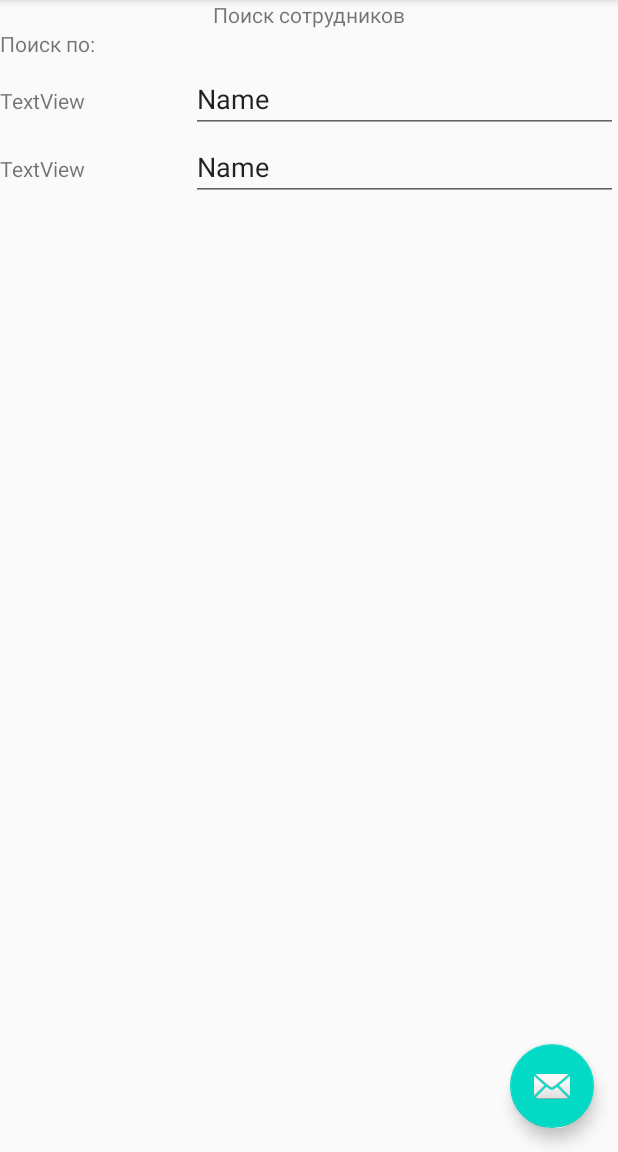
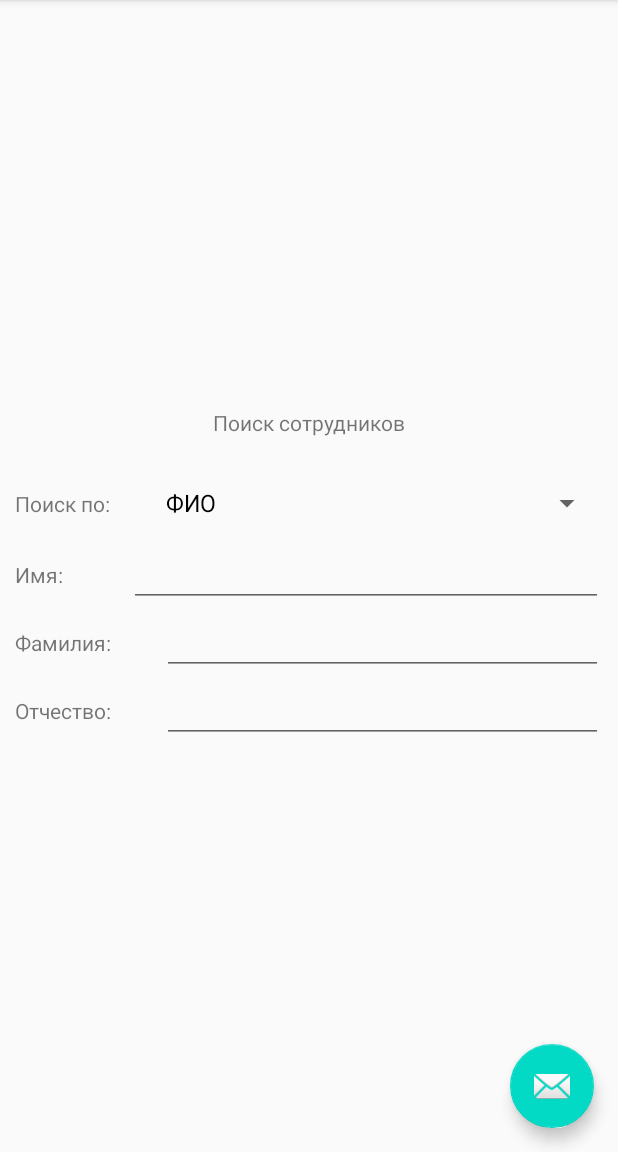
Before and after one commit to Noooobas/Simple-BD-App, an Android app: the SearchFragment screen opened through its navigation route, on a phone screen of 412 x 824 dp, the part 84-1236 px from its top. Run offline under Robolectric (Android 15) with nearby library versions, the phone set to English and light mode, and no system bars.

Commit message:
- Spinners designed and added to "search" and "add"

```diff
--- a/app/src/main/java/com/noooobas/simpledbapp/AddEmployeeFragment.java
+++ b/app/src/main/java/com/noooobas/simpledbapp/AddEmployeeFragment.java
@@ -7,6 +7,8 @@ import androidx.fragment.app.Fragment;
 import android.view.LayoutInflater;
 import android.view.View;
 import android.view.ViewGroup;
+import android.widget.Space;
+import android.widget.Spinner;
 import android.widget.TextView;
 
 
@@ -23,6 +25,7 @@ public class AddEmployeeFragment extends Fragment {
     private static final String ARG_PARAM2 = "param2";
 
     TextView tvDate;
+    Spinner add_employee_spinner;
 
 
 
@@ -71,6 +74,8 @@ public class AddEmployeeFragment extends Fragment {
         // Inflate the layout for this fragment
         View v = inflater.inflate(R.layout.fragment_add_employee, container, false);
         tvDate = v.findViewById(R.id.tvHireDate);
+        add_employee_spinner = v.findViewById(R.id.add_employee_spinner);
+        MainActivity.setSpinnerAdapter(add_employee_spinner);
 
         return v;
     }
--- a/app/src/main/java/com/noooobas/simpledbapp/Employee.java
+++ b/app/src/main/java/com/noooobas/simpledbapp/Employee.java
@@ -13,11 +13,13 @@ public class Employee {
     @PrimaryKey(autoGenerate = true)
     public long id;
 
-    public String first_name;
+    public String firstName;
 
-    public String second_name;
+    public String secondName;
 
-    public boolean is_active;
+    public String fatherName;
+
+    public boolean isActive;
 
    // public Date hire_date;
 
--- a/app/src/main/java/com/noooobas/simpledbapp/MainActivity.java
+++ b/app/src/main/java/com/noooobas/simpledbapp/MainActivity.java
@@ -10,13 +10,18 @@ import androidx.appcompat.widget.Toolbar;
 import androidx.navigation.NavController;
 import androidx.navigation.Navigation;
 
+import android.text.Layout;
 import android.view.View;
 import android.view.Menu;
 import android.view.MenuItem;
+import android.widget.AdapterView;
+import android.widget.ArrayAdapter;
 import android.widget.Spinner;
+import android.widget.SpinnerAdapter;
 
-public class MainActivity extends AppCompatActivity implements View.OnClickListener {
+public class MainActivity extends AppCompatActivity implements View.OnClickListener, AdapterView.OnItemSelectedListener {
 
+    private static SpinnerAdapter spinnerAdapter;
     NavController navController;
 
     @Override
@@ -26,8 +31,10 @@ public class MainActivity extends AppCompatActivity implements View.OnClickListe
         Toolbar toolbar = findViewById(R.id.toolbar);
         setSupportActionBar(toolbar);
         navController = Navigation.findNavController(this,R.id.nav_host_fragment);
-        Spinner add_employee_spinner = findViewById(R.id.add_employee_spinner);
-        Spinner search_employee_spinner = findViewById(R.id.search_employee_spinner);
+        //Spinner add_employee_spinner = findViewById(R.id.add_employee_spinner);
+        //Spinner search_employee_spinner = findViewById(R.id.search_employee_spinner);
+        spinnerAdapter = ArrayAdapter.createFromResource(this, R.array.departments, R.layout.support_simple_spinner_dropdown_item);
+
 
 
         FloatingActionButton fab = findViewById(R.id.fab);
@@ -80,4 +87,18 @@ public class MainActivity extends AppCompatActivity implements View.OnClickListe
 
     }
 
+    @Override
+    public void onItemSelected(AdapterView<?> adapterView, View view, int i, long l) {
+
+    }
+
+    @Override
+    public void onNothingSelected(AdapterView<?> adapterView) {
+
+    }
+
+    public static void setSpinnerAdapter(Spinner departmentsSpinner){
+        departmentsSpinner.setAdapter(spinnerAdapter);
+
+    }
 }
--- a/app/src/main/java/com/noooobas/simpledbapp/SearchFragment.java
+++ b/app/src/main/java/com/noooobas/simpledbapp/SearchFragment.java
@@ -2,11 +2,19 @@ package com.noooobas.simpledbapp;
 
 import android.os.Bundle;
 
+import androidx.annotation.Nullable;
 import androidx.fragment.app.Fragment;
 
+import android.text.Layout;
 import android.view.LayoutInflater;
 import android.view.View;
 import android.view.ViewGroup;
+import android.widget.AdapterView;
+import android.widget.ArrayAdapter;
+import android.widget.Spinner;
+import android.widget.TextView;
+
+import java.util.Objects;
 
 
 /**
@@ -14,7 +22,7 @@ import android.view.ViewGroup;
  * Use the {@link SearchFragment#newInstance} factory method to
  * create an instance of this fragment.
  */
-public class SearchFragment extends Fragment {
+public class SearchFragment extends Fragment implements AdapterView.OnItemSelectedListener {
     // TODO: Rename parameter arguments, choose names that match
     // the fragment initialization parameters, e.g. ARG_ITEM_NUMBER
     private static final String ARG_PARAM1 = "param1";
@@ -23,6 +31,10 @@ public class SearchFragment extends Fragment {
     // TODO: Rename and change types of parameters
     private String mParam1;
     private String mParam2;
+
+    Spinner searchDepartmentsSpinner,searchSelectorSpinner;
+    TextView tv_name,tv_lastname;
+    Layout lt_fathername,lt_lastname, lt_name;
 
     public SearchFragment() {
         // Required empty public constructor
@@ -53,12 +65,85 @@ public class SearchFragment extends Fragment {
             mParam1 = getArguments().getString(ARG_PARAM1);
             mParam2 = getArguments().getString(ARG_PARAM2);
         }
+
+
     }
 
     @Override
     public View onCreateView(LayoutInflater inflater, ViewGroup container,
                              Bundle savedInstanceState) {
         // Inflate the layout for this fragment
-        return inflater.inflate(R.layout.fragment_search, container, false);
+        View v =  inflater.inflate(R.layout.fragment_search, container, false);
+
+        //Spinners
+        searchDepartmentsSpinner = v.findViewById(R.id.search_departments_spinner);
+        searchSelectorSpinner = v.findViewById(R.id.search_selector_spinner);
+
+        //Textviews
+        tv_name = v.findViewById(R.id.tv_name);
+        tv_lastname = v.findViewById(R.id.tv_lastname);
+
+        //Layouts
+
+
+        ArrayAdapter selectorSpinnerAdapter = ArrayAdapter
+                .createFromResource(Objects.requireNonNull(getContext()), R.array.search_selector,R.layout.support_simple_spinner_dropdown_item);
+
+        searchSelectorSpinner.setAdapter(selectorSpinnerAdapter);
+        searchSelectorSpinner.setOnItemSelectedListener(this);
+        MainActivity.setSpinnerAdapter(searchDepartmentsSpinner);
+
+        return v;
+
     }
+
+    @Override
+    public void onItemSelected(AdapterView<?> adapterView, View v, int i, long l) {
+
+        switch(i){
+            case 0:
+                if (searchDepartmentsSpinner.getVisibility() == View.VISIBLE) {
+                    getActivity().findViewById(R.id.name_layout).setVisibility(View.VISIBLE);
+                    getActivity().findViewById(R.id.last_name_layout).setVisibility(View.VISIBLE);
+                    getActivity().findViewById(R.id.fathername_layout).setVisibility(View.VISIBLE);
+                    searchDepartmentsSpinner.setVisibility(View.GONE);
+                }
+                else {
+                    getActivity().findViewById(R.id.fathername_layout).setVisibility(View.VISIBLE);
+                }
+                if (tv_name.getText().equals(getString(R.string.start_date))) {
+                    tv_name.setText(R.string.employee_name);
+                    tv_lastname.setText(R.string.employee_fathername);
+                }
+                break;
+            case 1:
+                getActivity().findViewById(R.id.name_layout).setVisibility(View.GONE);
+                getActivity().findViewById(R.id.last_name_layout).setVisibility(View.GONE);
+                getActivity().findViewById(R.id.fathername_layout).setVisibility(View.GONE);
+                searchDepartmentsSpinner.setVisibility(View.VISIBLE);
+                break;
+            case 2:
+                if (searchDepartmentsSpinner.getVisibility() == View.VISIBLE){
+                    getActivity().findViewById(R.id.name_layout).setVisibility(View.VISIBLE);
+                    getActivity().findViewById(R.id.last_name_layout).setVisibility(View.VISIBLE);
+                    searchDepartmentsSpinner.setVisibility(View.GONE);
+                }
+                else {
+                    getActivity().findViewById(R.id.fathername_layout).setVisibility(View.GONE);
+                }
+                if (tv_name.getText().equals(getString(R.string.employee_name))) {
+                    tv_name.setText(R.string.start_date);
+                    tv_lastname.setText(R.string.end_date);
+                }
+
+                break;
+        }
+    }
+
+    @Override
+    public void onNothingSelected(AdapterView<?> adapterView) {
+
+    }
+
+
 }
--- a/app/src/main/res/layout/fragment_search.xml
+++ b/app/src/main/res/layout/fragment_search.xml
@@ -5,13 +5,14 @@
     android:layout_height="match_parent"
     android:gravity="center"
     android:orientation="vertical"
+    android:padding="10dp"
     tools:context=".SearchFragment">
 
-    <!-- TODO: Update blank fragment layout -->
 
     <TextView
         android:layout_width="wrap_content"
         android:layout_height="wrap_content"
+        android:layout_marginBottom="20dp"
         android:text="@string/search" />
 
     <LinearLayout
@@ -21,60 +22,94 @@
 
         <TextView
             android:id="@+id/textView"
-            android:layout_width="match_parent"
+            android:layout_width="wrap_content"
             android:layout_height="wrap_content"
+            android:layout_weight="0.3"
             android:text="Поиск по:" />
 
         <Spinner
-            android:id="@+id/search_employee_spinner"
-            android:layout_width="match_parent"
-            android:layout_height="wrap_content" />
+            android:id="@+id/search_selector_spinner"
+            android:layout_width="wrap_content"
+            android:layout_height="wrap_content"
+            android:layout_weight="0.7" />
+
     </LinearLayout>
 
     <LinearLayout
+        android:id="@+id/name_layout"
         android:layout_width="match_parent"
         android:layout_height="wrap_content"
         android:orientation="horizontal">
 
         <TextView
-            android:id="@+id/textView2"
+            android:id="@+id/tv_name"
             android:layout_width="wrap_content"
             android:layout_height="wrap_content"
-            android:layout_weight="1"
-            android:text="TextView" />
+            android:layout_weight="0.3"
+            android:text="@string/employee_name" />
 
         <EditText
             android:id="@+id/editText"
             android:layout_width="wrap_content"
             android:layout_height="wrap_content"
-            android:layout_weight="1"
+            android:layout_weight="0.7"
             android:ems="10"
-            android:inputType="textPersonName"
-            android:text="Name" />
+            android:inputType="textPersonName" />
+
+    </LinearLayout>
+
+    <LinearLayout
+        android:id="@+id/last_name_layout"
+        android:layout_width="match_parent"
+        android:layout_height="wrap_content"
+        android:layout_weight="0"
+        android:orientation="horizontal">
+
+        <TextView
+            android:id="@+id/tv_lastname"
+            android:layout_width="wrap_content"
+            android:layout_height="wrap_content"
+            android:layout_weight="0.3"
+            android:text="@string/employee_lastname" />
+
+        <EditText
+            android:id="@+id/editText2"
+            android:layout_width="wrap_content"
+            android:layout_height="wrap_content"
+            android:layout_weight="0.7"
+            android:ems="10"
+            android:inputType="textPersonName" />
 
     </LinearLayout>
 
     <LinearLayout
         android:layout_width="match_parent"
         android:layout_height="wrap_content"
-        android:layout_weight="1"
-        android:orientation="horizontal">
+        android:orientation="horizontal"
+        android:id="@+id/fathername_layout">
 
         <TextView
-            android:id="@+id/textView3"
+            android:id="@+id/textView4"
             android:layout_width="wrap_content"
             android:layout_height="wrap_content"
-            android:layout_weight="1"
-            android:text="TextView" />
+            android:layout_weight="0.3"
+            android:text="@string/employee_fathername" />
 
         <EditText
-            android:id="@+id/editText2"
+            android:id="@+id/editText3"
             android:layout_width="wrap_content"
             android:layout_height="wrap_content"
-            android:layout_weight="1"
+            android:layout_weight="0.7"
             android:ems="10"
-            android:inputType="textPersonName"
-            android:text="Name" />
+            android:inputType="textPersonName" />
+
     </LinearLayout>
 
+    <Spinner
+        android:id="@+id/search_departments_spinner"
+        android:layout_width="match_parent"
+        android:layout_height="wrap_content"
+        android:layout_weight="0"
+        android:visibility="gone" />
+
 </LinearLayout>
--- a/app/src/main/res/values/strings.xml
+++ b/app/src/main/res/values/strings.xml
@@ -22,17 +22,27 @@
     <string name="cancel_btn">Отмена</string>
 
     //Search fragment
+    <string name="start_date">С</string>
+    <string name="end_date">По</string>
+
 
     //Hints
     <string name="hire_date_hint">Нажмите для выбора даты</string>
 
     //Departments
-    <string-array name="Departments">
+    <string-array name="departments">
         <item>department 1</item>
         <item>department 2</item>
         <item>department 3</item>
     </string-array>
 
+    //Search selector
+    <string-array name="search_selector">
+        <item>ФИО</item>
+        <item>отделу</item>
+        <item>работавшим в период</item>
+    </string-array>
+
 
 
 </resources>
```
